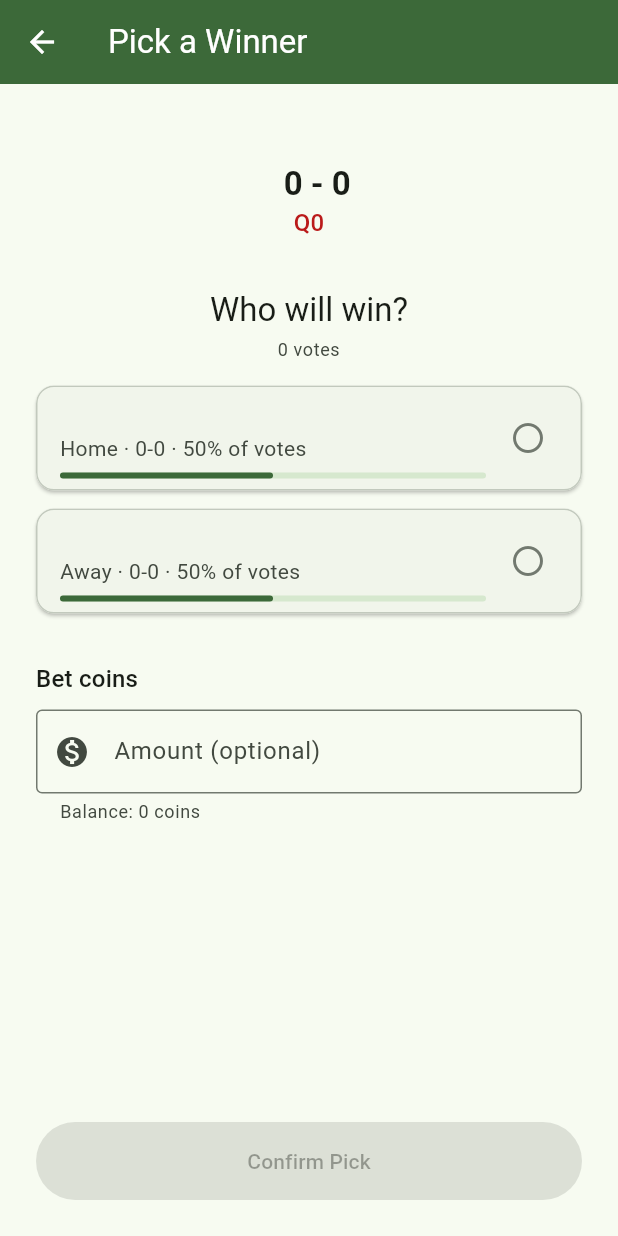
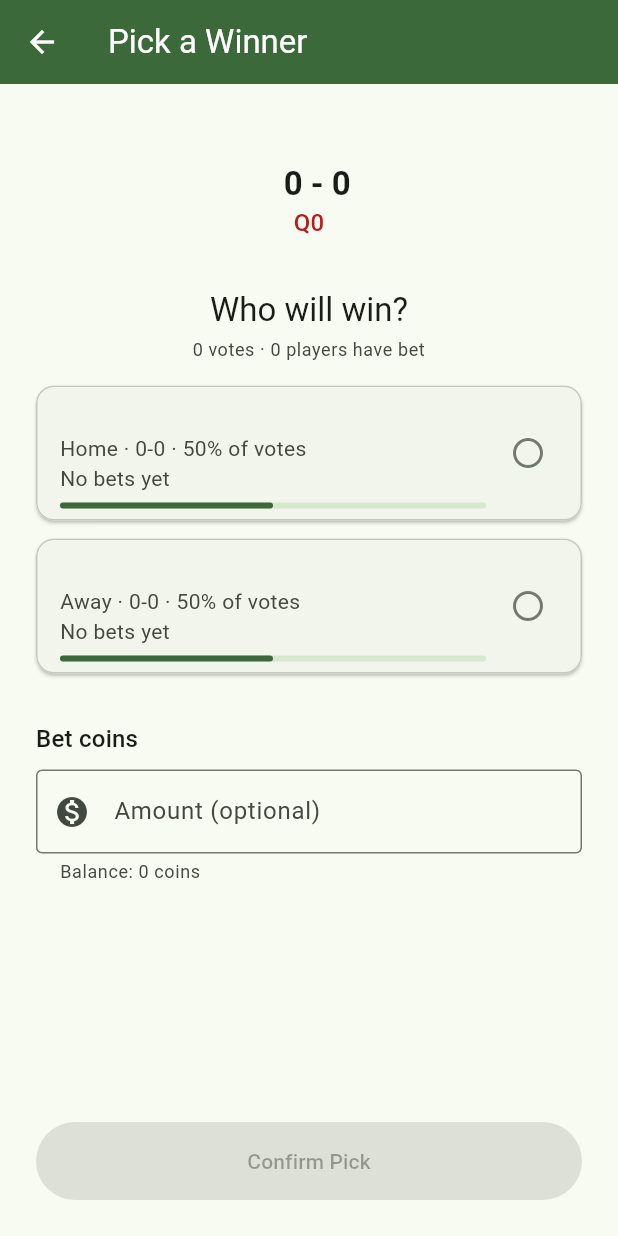
Before and after one commit to kn-dev-code/project-5, a Flutter app: the PickWinnerScreen screen opened directly with empty values, on a phone screen of 412 x 824 dp. Run offline on Flutter 3.47's test engine with Material 3 defaults, Android fonts, the phone set to English and light mode, and no system bars; our stand-ins replace shared_preferences; accounts and stored records are empty.

Commit message:
feat: Players can see the odds of a bet and effects are available for team scoring goals

```diff
--- a/lib/models/crowd_stats.dart
+++ b/lib/models/crowd_stats.dart
@@ -1,5 +1,8 @@
 import 'bet.dart';
 import 'game.dart';
+
+/// Odds as coins back per coin staked, e.g. '2.40x'.
+String formatOdds(double odds) => '${odds.toStringAsFixed(2)}x';
 
 /// How every user has voted and bet on one game.
 class CrowdStats {
@@ -8,6 +11,8 @@ class CrowdStats {
     required this.awayVotes,
     required this.homePool,
     required this.awayPool,
+    this.homeBettors = 0,
+    this.awayBettors = 0,
   });
 
   final int homeVotes;
@@ -17,13 +22,22 @@ class CrowdStats {
   final int homePool;
   final int awayPool;
 
+  /// How many players have bet on each side.
+  final int homeBettors;
+  final int awayBettors;
+
   int votes(TeamSide side) => side == TeamSide.home ? homeVotes : awayVotes;
 
   int pool(TeamSide side) => side == TeamSide.home ? homePool : awayPool;
 
+  int bettors(TeamSide side) =>
+      side == TeamSide.home ? homeBettors : awayBettors;
+
   int get totalVotes => homeVotes + awayVotes;
 
   int get totalPool => homePool + awayPool;
+
+  int get totalBettors => homeBettors + awayBettors;
 
   /// Whole-number vote percentage for [side]; both sides add up to 100.
   int votePercent(TeamSide side) {
@@ -31,14 +45,26 @@ class CrowdStats {
     return side == TeamSide.home ? home : 100 - home;
   }
 
+  /// Coins a winning bet on [side] returns per coin staked, before any
+  /// underdog bonus, if the pools stay as they are. Null when nobody has bet
+  /// on [side] yet.
+  double? odds(TeamSide side) {
+    final sidePool = pool(side);
+    if (sidePool == 0) return null;
+    return totalPool / sidePool;
+  }
+
   /// Adds the current user's vote and stake to these totals.
   CrowdStats withUser({TeamSide? pick, Bet? bet}) {
     int stakeOn(TeamSide side) => bet?.side == side ? bet!.amount : 0;
+    int bettorOn(TeamSide side) => bet?.side == side ? 1 : 0;
     return CrowdStats(
       homeVotes: homeVotes + (pick == TeamSide.home ? 1 : 0),
       awayVotes: awayVotes + (pick == TeamSide.away ? 1 : 0),
       homePool: homePool + stakeOn(TeamSide.home),
       awayPool: awayPool + stakeOn(TeamSide.away),
+      homeBettors: homeBettors + bettorOn(TeamSide.home),
+      awayBettors: awayBettors + bettorOn(TeamSide.away),
     );
   }
 
--- a/lib/screens/pick_winner_screen.dart
+++ b/lib/screens/pick_winner_screen.dart
@@ -68,6 +68,16 @@ class _PickWinnerScreenState extends State<PickWinnerScreen> {
     crowd.winningPayout(bet.side, bet.amount),
     bet.multiplier,
   );
+
+  /// Coins back per coin bet on [side], underdog bonus included.
+  double? _oddsFor(CrowdStats crowd, TeamSide side) {
+    final odds = crowd.odds(side);
+    if (odds == null) return null;
+    return odds * underdogMultiplier(widget.game.record(side));
+  }
+
+  static TeamSide _other(TeamSide side) =>
+      side == TeamSide.home ? TeamSide.away : TeamSide.home;
 
   @override
   void dispose() {
@@ -149,7 +159,8 @@ class _PickWinnerScreenState extends State<PickWinnerScreen> {
                   ),
                   const SizedBox(height: 4),
                   Text(
-                    '${crowd.totalVotes} votes',
+                    '${crowd.totalVotes} votes · '
+                    '${crowd.totalBettors} players have bet',
                     textAlign: TextAlign.center,
                     style: textTheme.bodySmall?.copyWith(
                       color: colors.onSurfaceVariant,
@@ -162,6 +173,9 @@ class _PickWinnerScreenState extends State<PickWinnerScreen> {
                       label: side == TeamSide.home ? 'Home' : 'Away',
                       record: game.record(side),
                       multiplier: underdogMultiplier(game.record(side)),
+                      odds: _oddsFor(crowd, side),
+                      bettors: crowd.bettors(side),
+                      pool: crowd.pool(side),
                       votePercent: crowd.votePercent(side),
                       selected: _pick == side,
                       onTap: _locked
@@ -194,6 +208,22 @@ class _PickWinnerScreenState extends State<PickWinnerScreen> {
                     ),
                   if (bet != null && _betError == null) ...[
                     const SizedBox(height: 8),
+                    Text(
+                      'Your odds: ${formatOdds(_payoutIfWon(crowd, bet) / bet.amount)} '
+                      'if you bet ${bet.amount} coins.',
+                      style: textTheme.titleSmall?.copyWith(
+                        fontWeight: FontWeight.bold,
+                      ),
+                    ),
+                    const SizedBox(height: 4),
+                    Text(
+                      '${crowd.bettors(bet.side)} '
+                      '${crowd.bettors(bet.side) == 1 ? 'player has' : 'players have'} '
+                      'bet on ${game.teamName(bet.side)}, '
+                      '${crowd.bettors(_other(bet.side))} on '
+                      '${game.teamName(_other(bet.side))}.',
+                    ),
+                    const SizedBox(height: 4),
                     Text(
                       'If ${game.teamName(bet.side)} wins you get '
                       '${_payoutIfWon(crowd, bet)} coins'
@@ -230,6 +260,9 @@ class _TeamOption extends StatelessWidget {
     required this.label,
     required this.record,
     required this.multiplier,
+    required this.odds,
+    required this.bettors,
+    required this.pool,
     required this.votePercent,
     required this.selected,
     required this.onTap,
@@ -241,6 +274,13 @@ class _TeamOption extends StatelessWidget {
 
   /// Underdog bonus for a winning bet on this team.
   final double multiplier;
+
+  /// Coins back per coin bet on this team, or null before anyone has bet.
+  final double? odds;
+  final int bettors;
+
+  /// Coins bet on this team.
+  final int pool;
   final int votePercent;
   final bool selected;
   final VoidCallback? onTap;
@@ -267,7 +307,18 @@ class _TeamOption extends StatelessWidget {
           crossAxisAlignment: CrossAxisAlignment.start,
           children: [
             Text(
-              [label, ?record?.toString(), '$votePercent% of votes'].join(' · '),
+              [
+                label,
+                ?record?.toString(),
+                '$votePercent% of votes',
+              ].join(' · '),
+            ),
+            Text(
+              odds == null
+                  ? 'No bets yet'
+                  : 'Odds ${formatOdds(odds!)} · '
+                        '$bettors ${bettors == 1 ? 'bettor' : 'bettors'} · '
+                        '$pool coins',
             ),
             if (multiplier > 1)
               Text(
--- a/lib/server/betting_server.dart
+++ b/lib/server/betting_server.dart
@@ -49,7 +49,7 @@ class BettingServer {
     required ServerStorage storage,
     required AccountServer accounts,
     this.botCount = 100,
-  })  : _feed = feed,
+  }) : _feed = feed,
        _storage = storage,
        _accounts = accounts;
 
@@ -306,8 +306,7 @@ class BettingServer {
     final ledger = await _ledger();
 
     return {
-      for (final MapEntry(key: gameId, value: bets)
-          in ledger.bets.entries)
+      for (final MapEntry(key: gameId, value: bets) in ledger.bets.entries)
         gameId: ?bets[player],
     };
   }
@@ -315,8 +314,7 @@ class BettingServer {
   /// Votes and coins bet on [game] by everyone except the player [token]
   /// belongs to, so the app can add the player's own bet back in.
   Future<CrowdStats> crowd(Game game, {String? token}) async {
-    final excluding =
-        token == null ? null : await _playerFor(token);
+    final excluding = token == null ? null : await _playerFor(token);
 
     final ledger = await _ledger();
 
@@ -332,11 +330,15 @@ class BettingServer {
         .where((b) => b.side == side)
         .fold(0, (total, b) => total + b.amount);
 
+    int bettors(TeamSide side) => bets.where((b) => b.side == side).length;
+
     return CrowdStats(
       homeVotes: votes.home,
       awayVotes: votes.away,
       homePool: pool(TeamSide.home),
       awayPool: pool(TeamSide.away),
+      homeBettors: bettors(TeamSide.home),
+      awayBettors: bettors(TeamSide.away),
     );
   }
 
@@ -352,9 +354,7 @@ class BettingServer {
     final ledger = await _ledger();
 
     if (_games[gameId]?.isLive != true) {
-      throw const BetRejected(
-        'Betting is closed for this game.',
-      );
+      throw const BetRejected('Betting is closed for this game.');
     }
 
     _stake(ledger, player, gameId, side, amount);
@@ -364,41 +364,30 @@ class BettingServer {
 
   /// Returns half of the player's stake once, while the game is before
   /// halftime. The remaining stake stays in the pool and can still win.
-  Future<int> cashOutHalf(
-    String token,
-    String gameId,
-  ) async {
+  Future<int> cashOutHalf(String token, String gameId) async {
     final player = await _playerFor(token);
     final ledger = await _ledger();
 
     final game = _games[gameId];
 
     if (game?.isBeforeHalftime != true) {
-      throw const BetRejected(
-        'Cash out is only available before halftime.',
-      );
+      throw const BetRejected('Cash out is only available before halftime.');
     }
 
     final bet = ledger.bets[gameId]?[player];
 
     if (bet == null || bet.isSettled) {
-      throw const BetRejected(
-        'You have no active bet to cash out.',
-      );
+      throw const BetRejected('You have no active bet to cash out.');
     }
 
     if (bet.cashOutAmount > 0) {
-      throw const BetRejected(
-        'You already cashed out this bet.',
-      );
+      throw const BetRejected('You already cashed out this bet.');
     }
 
     final refund = bet.amount ~/ 2;
 
     if (refund == 0) {
-      throw const BetRejected(
-        'Your bet is too small to cash out half.',
-      );
+      throw const BetRejected('Your bet is too small to cash out half.');
     }
 
     ledger.bets[gameId]![player] = Bet(
@@ -408,8 +397,7 @@ class BettingServer {
       multiplier: bet.multiplier,
     );
 
-    ledger.balances[player] =
-        ledger.balance(player) + refund;
+    ledger.balances[player] = ledger.balance(player) + refund;
 
     await _save(ledger);
 
@@ -436,18 +424,9 @@ class BettingServer {
       (await _accounts.accountFor(token)).id;
 
   void _placeBotBets(_Ledger ledger, Game game) {
-    for (final (bot, bet) in fakeBetsFor(
-      game,
-      botCount: botCount,
-    )) {
+    for (final (bot, bet) in fakeBetsFor(game, botCount: botCount)) {
       if (bet.amount <= ledger.balance(bot)) {
-        _stake(
-          ledger,
-          bot,
-          game.id,
-          bet.side,
-          bet.amount,
-        );
+        _stake(ledger, bot, game.id, bet.side, bet.amount);
       }
     }
   }
@@ -462,18 +441,13 @@ class BettingServer {
     final balance = ledger.balance(player);
 
     if (amount <= 0 || amount > balance) {
-      throw BetRejected(
-        'Bets must be 1 to $balance coins.',
-      );
+      throw BetRejected('Bets must be 1 to $balance coins.');
     }
 
-    final bets =
-        ledger.bets.putIfAbsent(gameId, () => {});
+    final bets = ledger.bets.putIfAbsent(gameId, () => {});
 
     if (bets.containsKey(player)) {
-      throw const BetRejected(
-        'You already bet on this game.',
-      );
+      throw const BetRejected('You already bet on this game.');
     }
 
     bets[player] = Bet(
@@ -494,8 +468,7 @@ class BettingServer {
 
     final payouts = splitPool(bets, game.winner);
 
-    for (final MapEntry(key: player, value: bet)
-        in bets.entries) {
+    for (final MapEntry(key: player, value: bet) in bets.entries) {
       // The underdog bonus only applies to winning bets, not refunds, and is
       // paid on top of the pool rather than out of it.
       final payout = bet.side == game.winner
@@ -510,19 +483,15 @@ class BettingServer {
         multiplier: bet.multiplier,
       );
 
-      ledger.balances[player] =
-          ledger.balance(player) + payout;
+      ledger.balances[player] = ledger.balance(player) + payout;
 
       if (!isBot(player)) {
-        ledger.results
-            .putIfAbsent(player, () => [])
-            .add(game.id);
+        ledger.results.putIfAbsent(player, () => []).add(game.id);
       }
     }
   }
 
-  Future<_Ledger> _ledger() async =>
-      _loaded ??= await _load();
+  Future<_Ledger> _ledger() async => _loaded ??= await _load();
 
   Future<_Ledger> _load() async {
     final raw = await _storage.read();
@@ -531,9 +500,7 @@ class BettingServer {
       return _Ledger();
     }
 
-    return _Ledger.fromJson(
-      jsonDecode(raw) as Map<String, dynamic>,
-    );
+    return _Ledger.fromJson(jsonDecode(raw) as Map<String, dynamic>);
   }
 
   Future<void> _save(_Ledger ledger) =>
@@ -544,58 +511,44 @@ class BettingServer {
 class _Ledger {
   _Ledger();
 
-  factory _Ledger.fromJson(Map<String, dynamic> json) =>
-      _Ledger()
+  factory _Ledger.fromJson(Map<String, dynamic> json) => _Ledger()
     ..balances.addAll(
-          (json['balances'] as Map<String, dynamic>)
-              .cast<String, int>(),
+      (json['balances'] as Map<String, dynamic>).cast<String, int>(),
     )
     ..dailyClaims.addAll(
-          (json['dailyClaims'] as Map<String, dynamic>? ??
-                  <String, dynamic>{})
-              .map(
-            (key, value) =>
-                MapEntry(key, value as String),
+      (json['dailyClaims'] as Map<String, dynamic>? ?? <String, dynamic>{}).map(
+        (key, value) => MapEntry(key, value as String),
       ),
     )
     ..ownedShopItems.addAll({
       for (final MapEntry(key: player, value: ids)
-              in (json['ownedShopItems'] as Map<String, dynamic>? ?? {})
-                  .entries)
+          in (json['ownedShopItems'] as Map<String, dynamic>? ?? {}).entries)
         player: (ids as List).cast<String>().toSet(),
     })
     ..activeShopThemes.addAll(
-          (json['activeShopThemes'] as Map<String, dynamic>? ?? {})
-              .map((key, value) => MapEntry(key, value as String)),
+      (json['activeShopThemes'] as Map<String, dynamic>? ?? {}).map(
+        (key, value) => MapEntry(key, value as String),
+      ),
     )
     ..activeShopBackgrounds.addAll(
-          (json['activeShopBackgrounds'] as Map<String, dynamic>? ?? {})
-              .map((key, value) => MapEntry(key, value as String)),
+      (json['activeShopBackgrounds'] as Map<String, dynamic>? ?? {}).map(
+        (key, value) => MapEntry(key, value as String),
+      ),
     )
     ..bets.addAll({
       for (final MapEntry(key: gameId, value: bets)
-              in (json['bets'] as Map<String, dynamic>)
-                  .entries)
+          in (json['bets'] as Map<String, dynamic>).entries)
         gameId: {
-              for (final MapEntry(
-                    key: player,
-                    value: bet,
-                  ) in (bets as Map<String, dynamic>).entries)
-                player: Bet.fromJson(
-                  bet as Map<String, dynamic>,
-                ),
+          for (final MapEntry(key: player, value: bet)
+              in (bets as Map<String, dynamic>).entries)
+            player: Bet.fromJson(bet as Map<String, dynamic>),
         },
     })
-        ..seeded.addAll(
-          (json['seeded'] as List).cast<String>(),
-        )
-        ..settled.addAll(
-          (json['settled'] as List).cast<String>(),
-        )
+    ..seeded.addAll((json['seeded'] as List).cast<String>())
+    ..settled.addAll((json['settled'] as List).cast<String>())
     ..results.addAll({
       for (final MapEntry(:key, :value)
-              in (json['results'] as Map<String, dynamic>)
-                  .entries)
+          in (json['results'] as Map<String, dynamic>).entries)
         key: (value as List).cast<String>(),
     });
 
@@ -629,8 +582,7 @@ class _Ledger {
   final results = <String, List<String>>{};
 
   int balance(String player) =>
-      balances[player] ??
-      BettingServer.startingBalance;
+      balances[player] ?? BettingServer.startingBalance;
 
   Map<String, Object?> toJson() => {
     'balances': balances,
@@ -642,14 +594,8 @@ class _Ledger {
     'activeShopThemes': activeShopThemes,
     'activeShopBackgrounds': activeShopBackgrounds,
     'bets': {
-          for (final MapEntry(
-                key: gameId,
-                value: bets,
-              ) in bets.entries)
-            gameId: {
-              for (final e in bets.entries)
-                e.key: e.value.toJson(),
-            },
+      for (final MapEntry(key: gameId, value: bets) in bets.entries)
+        gameId: {for (final e in bets.entries) e.key: e.value.toJson()},
     },
     'seeded': seeded.toList(),
     'settled': settled.toList(),
```
Also changed, not shown: lib/screens/game_select_screen.dart (+56 -7 lines), lib/widgets/score_effects.dart (added, +286 -0 lines), 2 other files. Lines whose indentation alone changed are shown as unchanged.
